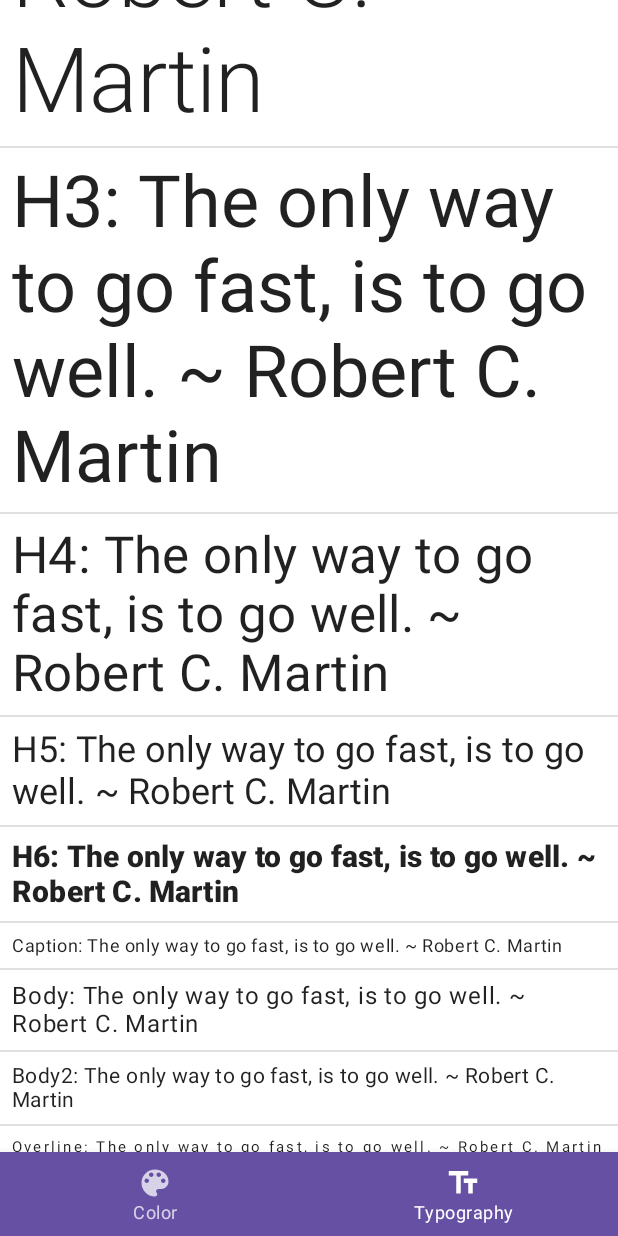
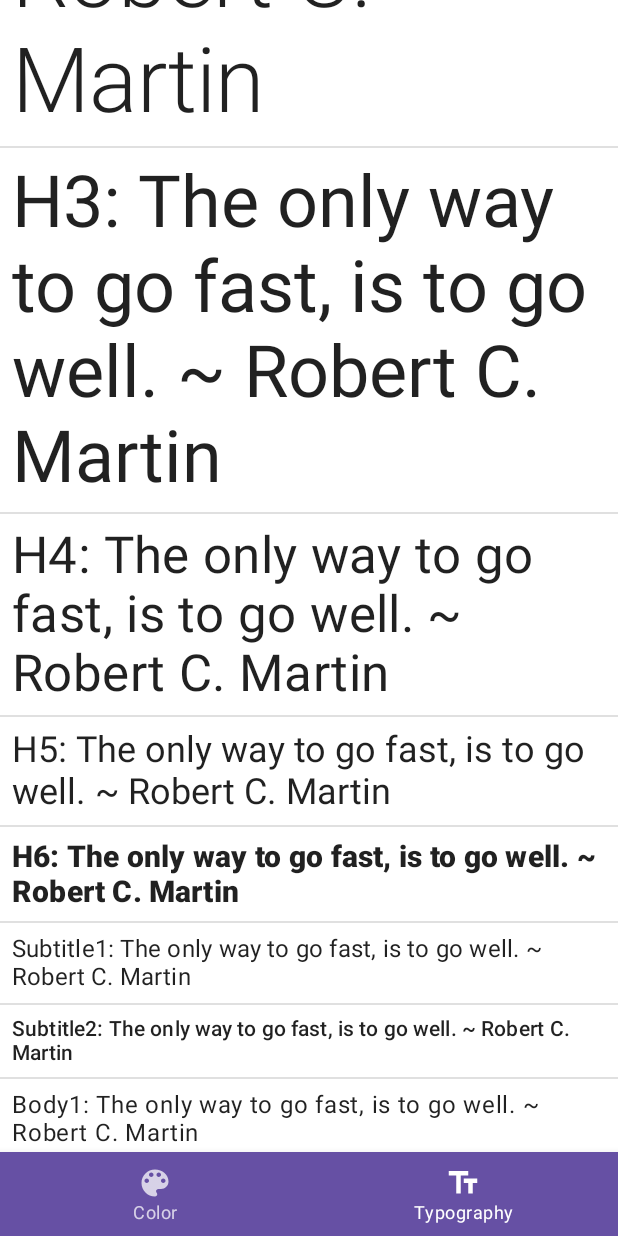
Before and after one commit to HelloCuriosity/curiosity, an Android app built with Jetpack Compose: the screen it shows after launch (MainActivity), item 2 of the bottom bar chosen, scrolled down 1074 dp, on a phone screen of 412 x 824 dp. Run offline under Robolectric (Android 15) with nearby library versions, the phone set to English and light mode, and no system bars.

Commit message:
update typography scene

```diff
--- a/app/src/main/java/com/hello/curiosity/curiosity/ui/scenes/type/TypographyScene.kt
+++ b/app/src/main/java/com/hello/curiosity/curiosity/ui/scenes/type/TypographyScene.kt
@@ -12,6 +12,7 @@ import androidx.compose.ui.tooling.preview.Preview
 import androidx.compose.ui.unit.dp
 
 @Composable
+@Suppress("LongMethod")
 fun TypographyScene() {
     val types = listOf(
         TypographyPresentation(
@@ -39,16 +40,28 @@ fun TypographyScene() {
             style = MaterialTheme.typography.h6
         ),
         TypographyPresentation(
-            title = "Caption",
-            style = MaterialTheme.typography.caption
+            title = "Subtitle1",
+            style = MaterialTheme.typography.subtitle1
         ),
         TypographyPresentation(
-            title = "Body",
+            title = "Subtitle2",
+            style = MaterialTheme.typography.subtitle2
+        ),
+        TypographyPresentation(
+            title = "Body1",
             style = MaterialTheme.typography.body1
         ),
         TypographyPresentation(
             title = "Body2",
             style = MaterialTheme.typography.body2
+        ),
+        TypographyPresentation(
+            title = "Button",
+            style = MaterialTheme.typography.button
+        ),
+        TypographyPresentation(
+            title = "Caption",
+            style = MaterialTheme.typography.caption
         ),
         TypographyPresentation(
             title = "Overline",
```
